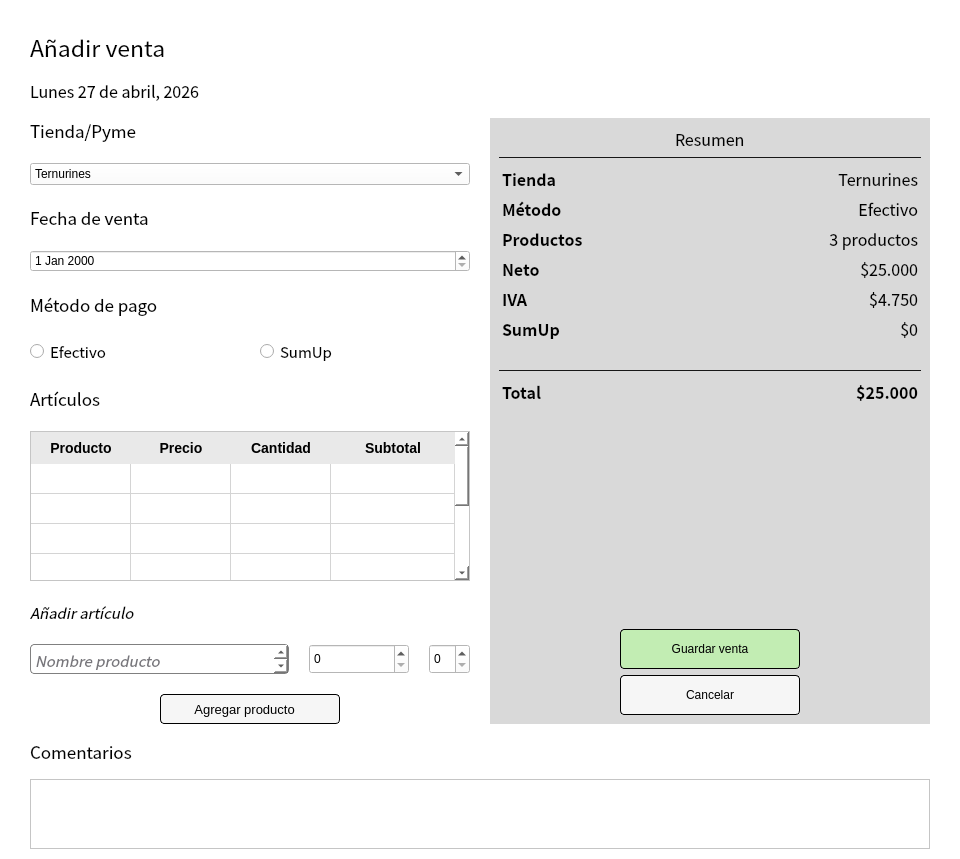
The window that src/ui/views/ventas.ui (Lokyui/cuartoambulanteapp) describes before a commit, drawn with Qt 5.
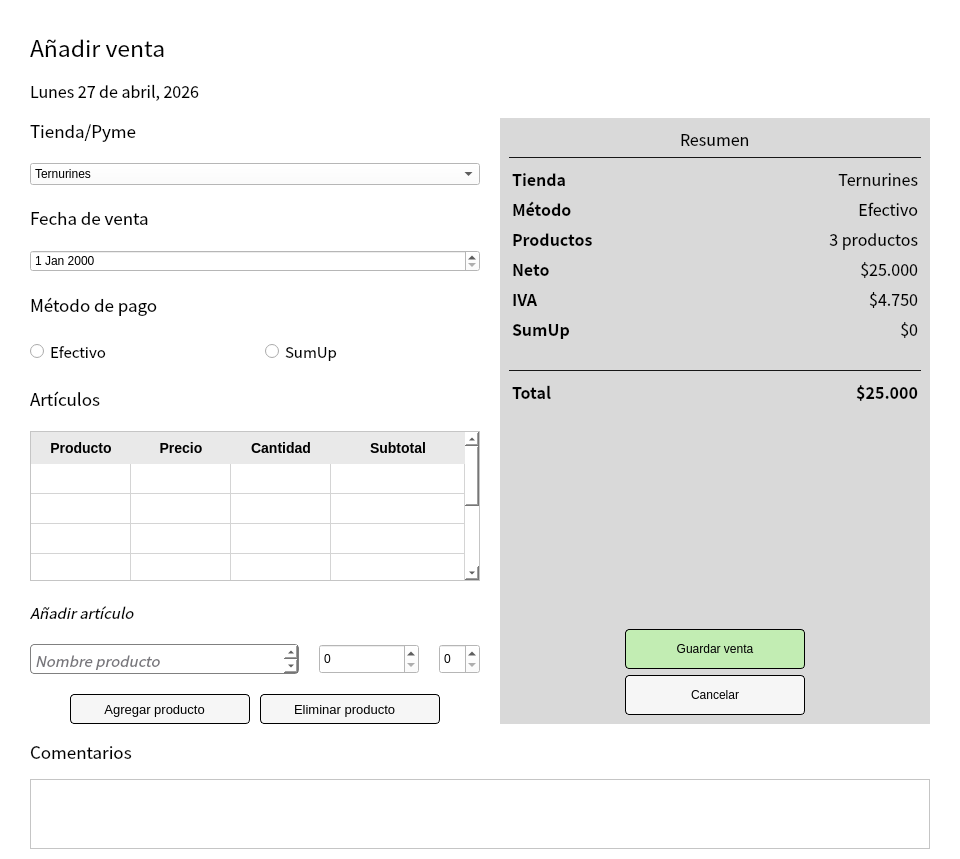
The same window after the commit. Icons and pictures are not drawn.

Commit message: feat(ventas): módulo multi-producto y refactor crear_venta

Patch:
```diff
--- a/src/ui/views/ventas.ui
+++ b/src/ui/views/ventas.ui
@@ -398,7 +398,25 @@
          </item>
         </layout>
        </item>
-       <item alignment="Qt::AlignHCenter">
+       <item>
+        <layout class="QHBoxLayout" name="horizontalLayout_botones">
+         <property name="spacing">
+          <number>10</number>
+         </property>
+         <item>
+          <spacer name="horizontalSpacer_botones_left">
+           <property name="orientation">
+            <enum>Qt::Horizontal</enum>
+           </property>
+           <property name="sizeHint" stdset="0">
+            <size>
+             <width>40</width>
+             <height>20</height>
+            </size>
+           </property>
+          </spacer>
+         </item>
+         <item>
         <widget class="QPushButton" name="pushButton">
          <property name="minimumSize">
           <size>
@@ -430,6 +448,54 @@
            <normaloff>:/icons/add_circle_16dp_1F1F1F_FILL0_wght400_GRAD0_opsz20.svg</normaloff>:/icons/add_circle_16dp_1F1F1F_FILL0_wght400_GRAD0_opsz20.svg</iconset>
          </property>
         </widget>
+         </item>
+         <item>
+          <widget class="QPushButton" name="btnEliminarProducto">
+           <property name="minimumSize">
+            <size>
+             <width>180</width>
+             <height>30</height>
+            </size>
+           </property>
+           <property name="maximumSize">
+            <size>
+             <width>250</width>
+             <height>40</height>
+            </size>
+           </property>
+           <property name="font">
+            <font>
+             <pointsize>10</pointsize>
+            </font>
+           </property>
+           <property name="styleSheet">
+            <string notr="true">background-color: #F6F6F6;
+    border: 1px solid black;
+    border-radius: 4px;</string>
+           </property>
+           <property name="text">
+            <string>Eliminar producto   </string>
+           </property>
+           <property name="icon">
+            <iconset resource="../../../assets/icons/icons.qrc">
+             <normaloff>:/icons/delete_16dp_1F1F1F_FILL0_wght400_GRAD0_opsz20.svg</normaloff>:/icons/delete_16dp_1F1F1F_FILL0_wght400_GRAD0_opsz20.svg</iconset>
+           </property>
+          </widget>
+         </item>
+         <item>
+          <spacer name="horizontalSpacer_botones_right">
+           <property name="orientation">
+            <enum>Qt::Horizontal</enum>
+           </property>
+           <property name="sizeHint" stdset="0">
+            <size>
+             <width>40</width>
+             <height>20</height>
+            </size>
+           </property>
+          </spacer>
+         </item>
+        </layout>
        </item>
       </layout>
      </item>
```
Lines whose indentation alone changed are shown as unchanged. The commit also changes 4 other files.
